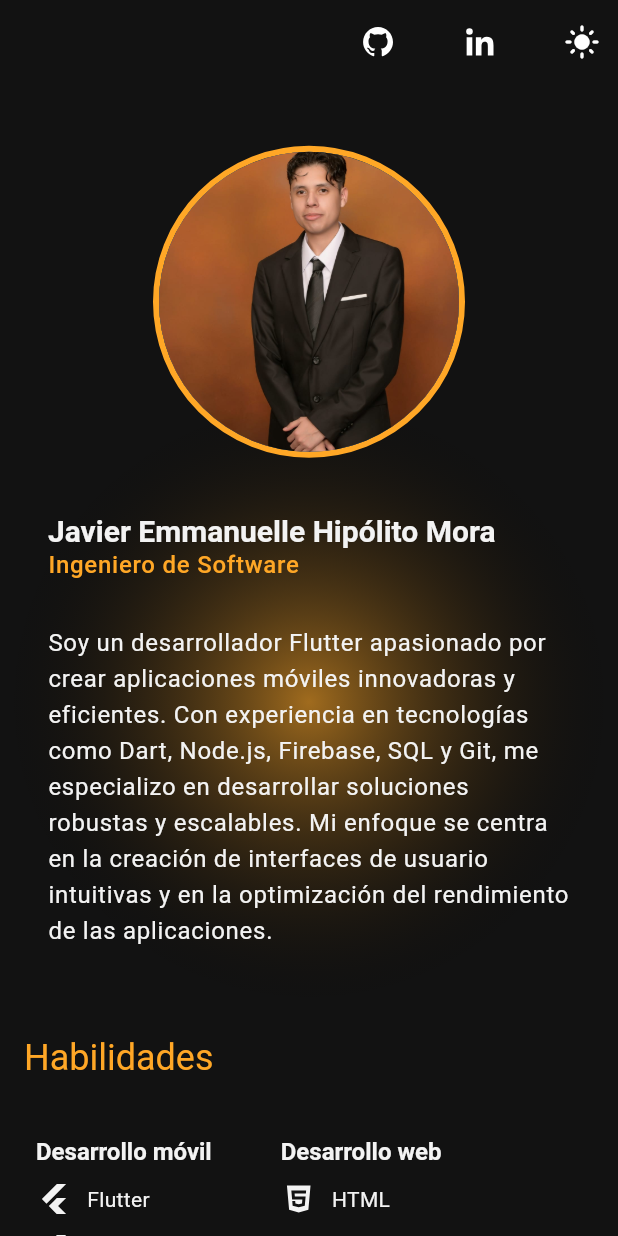
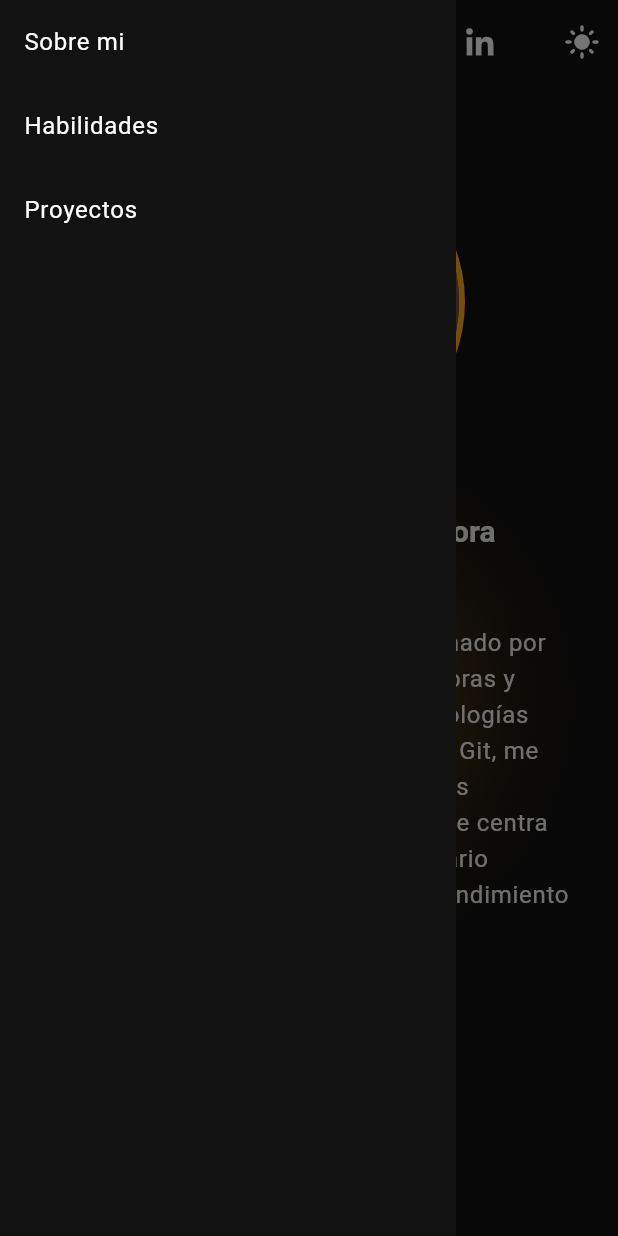
Before and after one commit to Emmanuelle20021/Portfolio, a Flutter app: the screen it shows after launch, with the side drawer open (before the commit the screen has no drawer), on a phone screen of 412 x 824 dp. Run offline on Flutter 3.47's test engine with Material 3 defaults, Android fonts, the phone set to English and light mode, and no system bars; drawn by our look-alikes of auto_size_text; our stand-ins replace flutter_bloc, google_fonts, icons_plus.

```diff
--- a/lib/constants/constants.dart
+++ b/lib/constants/constants.dart
@@ -143,6 +143,12 @@ class Constants {
           ],
         ),
       ];
+
+  static const List<String> kSections = [
+    'Sobre mi',
+    'Habilidades',
+    'Proyectos'
+  ];
 
   static List<Widget> get kProjects => [
         const ProjectCard(
--- /dev/null
+++ b/lib/cubits/sections_keys.dart
@@ -0,0 +1,17 @@
+import 'package:flutter/material.dart';
+import 'package:flutter_bloc/flutter_bloc.dart';
+import 'package:portfolio/constants/constants.dart';
+
+class SectionsKeysCubit extends Cubit<List<GlobalKey>> {
+  SectionsKeysCubit()
+      : super(
+          List.generate(
+            Constants.kSections.length,
+            (index) => GlobalKey(),
+          ),
+        );
+
+  get keys => state;
+
+  GlobalKey getKey(index) => keys[index];
+}
--- a/lib/main.dart
+++ b/lib/main.dart
@@ -1,9 +1,11 @@
 import 'package:flutter/material.dart';
 import 'package:flutter_bloc/flutter_bloc.dart';
+import 'package:portfolio/cubits/sections_keys.dart';
 import 'package:portfolio/screens/desktop_screen.dart';
 import 'package:portfolio/screens/mobile_screen.dart';
 import 'package:portfolio/screens/tablet_screen.dart';
 import 'package:portfolio/widgets/responsive/responsive_layout.dart';
+import 'package:portfolio/widgets/shared/custom_drawer.dart';
 import 'package:portfolio/widgets/shared/image_profile.dart';
 
 import 'constants/constants.dart';
@@ -11,20 +13,26 @@ import 'cubits/theme_cubit.dart';
 import 'utils/injector.dart';
 
 Future<void> main() async {
-  runApp(const MyApp());
+  runApp(MyApp());
 }
 
 class MyApp extends StatelessWidget {
-  const MyApp({super.key});
+  MyApp({super.key});
+
+  final GlobalKey<ScaffoldState> scaffoldKey = GlobalKey<ScaffoldState>();
 
   @override
   Widget build(BuildContext context) {
+    double width = MediaQuery.of(context).size.width;
     return Injector(
       profileImage: const ImageProfile(),
       child: MultiBlocProvider(
         providers: [
           BlocProvider<ThemeCubit>(
             create: (context) => ThemeCubit(),
+          ),
+          BlocProvider<SectionsKeysCubit>(
+            create: (context) => SectionsKeysCubit(),
           ),
         ],
         child: BlocBuilder<ThemeCubit, ThemeData>(
@@ -33,10 +41,20 @@ class MyApp extends StatelessWidget {
               debugShowCheckedModeBanner: false,
               title: Constants.kAppName,
               theme: theme,
-              home: const ResponsiveLayout(
-                desktopLayout: DesktopScreen(),
-                tabletLayout: TabletScreen(),
-                mobileLayout: MobileScreen(),
+              home: Scaffold(
+                appBar: Constants.kAppBar(),
+                drawer: ResponsiveLayout.desktopSize <= width
+                    ? null
+                    : CustomDrawer(
+                        scaffoldKey: scaffoldKey,
+                      ),
+                body: ResponsiveLayout(
+                  desktopLayout: DesktopScreen(
+                    scaffoldKey: scaffoldKey,
+                  ),
+                  tabletLayout: TabletScreen(),
+                  mobileLayout: MobileScreen(),
+                ),
               ),
             );
           },
--- a/lib/screens/mobile_screen.dart
+++ b/lib/screens/mobile_screen.dart
@@ -1,9 +1,11 @@
 import 'package:auto_size_text/auto_size_text.dart';
 import 'package:flutter/material.dart';
+import 'package:flutter_bloc/flutter_bloc.dart';
 import 'package:portfolio/constants/constants.dart';
 import 'package:portfolio/utils/double_to_gap.dart';
 import 'package:portfolio/utils/int_to_gap.dart';
 
+import '../cubits/sections_keys.dart';
 import '../utils/injector.dart';
 import '../widgets/shared/app_footer.dart';
 import '../widgets/shared/body_decoration.dart';
@@ -17,9 +19,9 @@ class MobileScreen extends StatelessWidget {
   @override
   Widget build(BuildContext context) {
     final double verticalGap = MediaQuery.of(context).size.height * 0.05;
-    return Scaffold(
-      appBar: Constants.kAppBar(),
-      body: Stack(
+    final keys = context.read<SectionsKeysCubit>().keys;
+
+    return Stack(
       children: [
         const Positioned(
           top: 0,
@@ -34,11 +36,17 @@ class MobileScreen extends StatelessWidget {
                 padding: const EdgeInsets.symmetric(horizontal: 16),
                 child: BodyDecoration(
                   children: [
-                      const AboutMeMobile(),
+                    AboutMeMobile(
+                      key: keys[0],
+                    ),
                     verticalGap.toVerticalGap,
-                      const HabilitiesSection(),
+                    HabilitiesSection(
+                      key: keys[1],
+                    ),
                     verticalGap.toVerticalGap,
-                      const Projects(),
+                    Projects(
+                      key: keys[2],
+                    ),
                   ],
                 ),
               ),
@@ -48,7 +56,6 @@ class MobileScreen extends StatelessWidget {
           ),
         ),
       ],
-      ),
     );
   }
 }
--- a/lib/widgets/responsive/responsive_layout.dart
+++ b/lib/widgets/responsive/responsive_layout.dart
@@ -8,6 +8,9 @@ class ResponsiveLayout extends StatefulWidget {
     required this.mobileLayout,
   });
 
+  static int get desktopSize => 1200;
+  static int get tabletSize => 800;
+
   final Widget desktopLayout;
   final Widget tabletLayout;
   final Widget mobileLayout;
@@ -16,18 +19,15 @@ class ResponsiveLayout extends StatefulWidget {
   State<ResponsiveLayout> createState() => _ResponsiveLayoutState();
 }
 
-int get desktopSize => 1200;
-int get tabletSize => 800;
-
 class _ResponsiveLayoutState extends State<ResponsiveLayout> {
   @override
   Widget build(BuildContext context) {
     return LayoutBuilder(
       builder: (context, constraints) {
-        if (constraints.maxWidth > desktopSize) {
+        if (constraints.maxWidth > ResponsiveLayout.desktopSize) {
           return widget.desktopLayout;
-        } else if (constraints.maxWidth > tabletSize &&
-            constraints.maxWidth < desktopSize) {
+        } else if (constraints.maxWidth > ResponsiveLayout.tabletSize &&
+            constraints.maxWidth < ResponsiveLayout.tabletSize) {
           return widget.tabletLayout;
         } else {
           return widget.mobileLayout;
--- a/lib/widgets/shared/custom_drawer.dart
+++ b/lib/widgets/shared/custom_drawer.dart
@@ -1,55 +1,46 @@
 import 'package:flutter/material.dart';
 import 'package:flutter_bloc/flutter_bloc.dart';
-import 'package:portfolio/cubits/page_index_cubit.dart';
+import 'package:portfolio/constants/constants.dart';
+
+import '../../cubits/sections_keys.dart';
 
 class CustomDrawer extends StatelessWidget {
-  const CustomDrawer({super.key});
+  const CustomDrawer({
+    super.key,
+    required this.scaffoldKey,
+  });
+
+  final GlobalKey<ScaffoldState> scaffoldKey;
 
   @override
   Widget build(BuildContext context) {
     return Drawer(
       backgroundColor: Theme.of(context).scaffoldBackgroundColor,
       shape: const RoundedRectangleBorder(),
-      child: BlocBuilder<PageIndexCubit, ScrollController>(
-        builder: (context, state) {
-          return Center(
-            child: Column(
-              mainAxisAlignment: MainAxisAlignment.center,
-              children: [
-                ListTile(
-                  title: const Text('Sobre mi'),
-                  onTap: () {
-                    //state.animateToPage(
-                    //  0,
-                    //  duration: const Duration(milliseconds: 500),
-                    //  curve: Curves.easeInOut,
-                    //);
-                  },
-                ),
-                ListTile(
-                  title: const Text('Habilidades'),
-                  onTap: () {
-                    //state.animateToPage(
-                    //  1,
-                    //  duration: const Duration(milliseconds: 500),
-                    //  curve: Curves.easeInOut,
-                    //);
-                  },
-                ),
-                ListTile(
-                  title: const Text('Proyectos'),
-                  onTap: () {
-                    //state.animateToPage(
-                    //  2,
-                    //  duration: const Duration(milliseconds: 500),
-                    //  curve: Curves.easeInOut,
-                    //);
-                  },
-                ),
-              ],
-            ),
-          );
-        },
+      child: Center(
+        child: ListView.builder(
+          itemCount: Constants.kSections.length,
+          itemBuilder: (context, index) {
+            return ListTile(
+              title: Text(Constants.kSections[index]),
+              onTap: () {
+                Scrollable.ensureVisible(
+                  context
+                      .read<SectionsKeysCubit>()
+                      .getKey(index)
+                      .currentContext!,
+                  duration: const Duration(
+                    milliseconds: 500,
+                  ),
+                  curve: Curves.easeInOut,
+                );
+                if (scaffoldKey.currentState!.isDrawerOpen) {
+                  Navigator.of(context).pop();
+                }
+              },
+            );
+          },
+        ),
       ),
     );
   }
--- a/pubspec.yaml
+++ b/pubspec.yaml
@@ -54,7 +54,7 @@ dev_dependencies:
   # activated in the `analysis_options.yaml` file located at the root of your
   # package. See that file for information about deactivating specific lint
   # rules and activating additional ones.
-  flutter_lints: ^3.0.0
+  flutter_lints: ^5.0.0
 
 # For information on the generic Dart part of this file, see the
 # following page: https://dart.dev/tools/pub/pubspec
```
Also changed, not shown: lib/cubits/page_index_cubit.dart (deleted, +0 -12 lines), lib/screens/desktop_screen.dart (+37 -10 lines), lib/screens/tablet_screen.dart (+12 -8 lines), pubspec.lock. Lines whose indentation alone changed are shown as unchanged.
